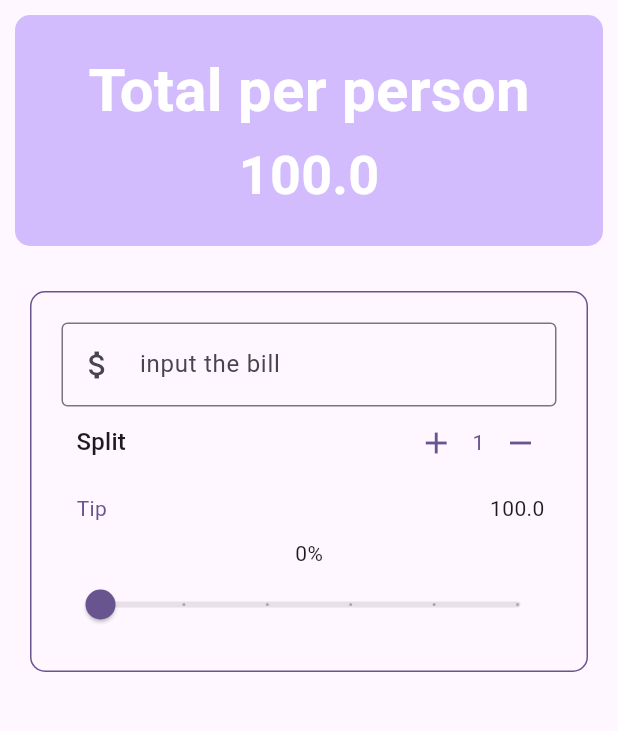
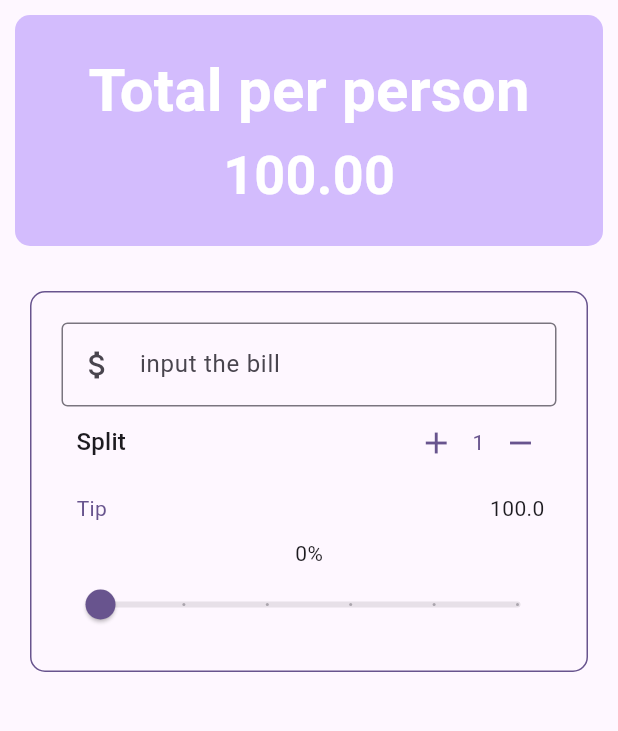
Before and after one commit to yahyeabdinasir/Utip, a Flutter app: the screen it shows after launch, on a phone screen of 412 x 824 dp, the part 84-815 px from its top. Run offline on Flutter 3.47's test engine with Material 3 defaults, Android fonts, the phone set to English and light mode, and no system bars.

Commit message:
refactoring the total per person

```diff
--- a/lib/main.dart
+++ b/lib/main.dart
@@ -1,5 +1,6 @@
 import 'package:flutter/material.dart';
 import 'package:utip/personalCounter.dart';
+import 'package:utip/total_per_person.dart';
 
 import 'SliderSplit.dart';
 import 'TextWidget.dart';
@@ -40,7 +41,7 @@ class _TipappState extends State<Tipapp> {
 
   late double total = TotalTip() ;
 
-  double TotalPerPerson(){
+  double totalPerPerson(){
     return ((billtotal*_tipPercentage) + (billtotal) / (_personCount));
   }
 
@@ -70,7 +71,7 @@ class _TipappState extends State<Tipapp> {
     print(context.widget);
     // storing the theme to the varaible
     var theme = Theme.of(context);
-    var total = TotalPerPerson();
+    var total = totalPerPerson();
     // copywith it's used to add more the attribute to the existing theme and in order to costomise the default
     // functionaity of the theme
     final style = Theme.of(context).textTheme.titleMedium?.copyWith(
@@ -91,38 +92,10 @@ class _TipappState extends State<Tipapp> {
         mainAxisAlignment: MainAxisAlignment.start,
         // crossAxisAlignment: CrossAxisAlignment.center,
         crossAxisAlignment: CrossAxisAlignment.stretch,
-        children: [
-          Padding(
-            padding: const EdgeInsets.all(10),
-            child: Container(
-              padding: EdgeInsets.all(20),
-              // margin: EdgeInsets.all(20),
-              decoration: BoxDecoration(
-                // color: const Color.fromARGB(255, 160, 128, 216),
-                color: theme.colorScheme.inversePrimary,
-                borderRadius: BorderRadius.circular(10),
-              ),
-              child: Column(
-                // crossAxisAlignment: CrossAxisAlignment.stretch,
+        children: <Widget>[
 
-                // mainAxisAlignment: MainAxisAlignment.center,
-                children: [
-                  Text("Total per person", style: style?.copyWith()),
-                  // Text("\$20", style: theme.textTheme.displayMedium),
-                  Text(
-                    // "$_countPerPserson",
-                    "$total",
-
-
-                    style: style?.copyWith(
-                      fontSize: theme.textTheme.displaySmall?.fontSize,
-                    ),
-                  ),
-                ],
-              ),
-            ),
-          ),
           //  added the container that surrneded with the border
+          TotalPerPerson(theme: theme, style: style, total: total),
           Padding(
             padding: EdgeInsets.all(20),
             child: Container(
--- /dev/null
+++ b/lib/total_per_person.dart
@@ -0,0 +1,54 @@
+import 'package:flutter/material.dart';
+
+
+class TotalPerPerson extends StatelessWidget {
+  const TotalPerPerson({
+    super.key,
+    required this.theme,
+    required this.style,
+    required this.total,
+  });
+
+  final ThemeData theme;
+  final TextStyle? style;
+  final double total;
+
+  @override
+  Widget build(BuildContext context) {
+    return Padding(
+      padding: const EdgeInsets.all(10),
+      child: Container(
+        padding: EdgeInsets.all(20),
+        // margin: EdgeInsets.all(20),
+        decoration: BoxDecoration(
+          // color: const Color.fromARGB(255, 160, 128, 216),
+          color: theme.colorScheme.inversePrimary,
+          borderRadius: BorderRadius.circular(10),
+        ),
+        child: Column(
+          // crossAxisAlignment: CrossAxisAlignment.stretch,
+
+          // mainAxisAlignment: MainAxisAlignment.center,
+          children: [
+            Text("Total per person", style: style?.copyWith()),
+            // Text("\$20", style: theme.textTheme.displayMedium),
+            Text(
+              // "$_countPerPserson",
+              "${total.toStringAsFixed(2)}",
+
+
+              style: style?.copyWith(
+                fontSize: theme.textTheme.displaySmall?.fontSize,
+              ),
+            ),
+          ],
+        ),
+      ),
+    );
+  }
+}
+
+
+
+
+// "${total.toStringAsFixed(2)}",   // so  this means remove should contain the
```
